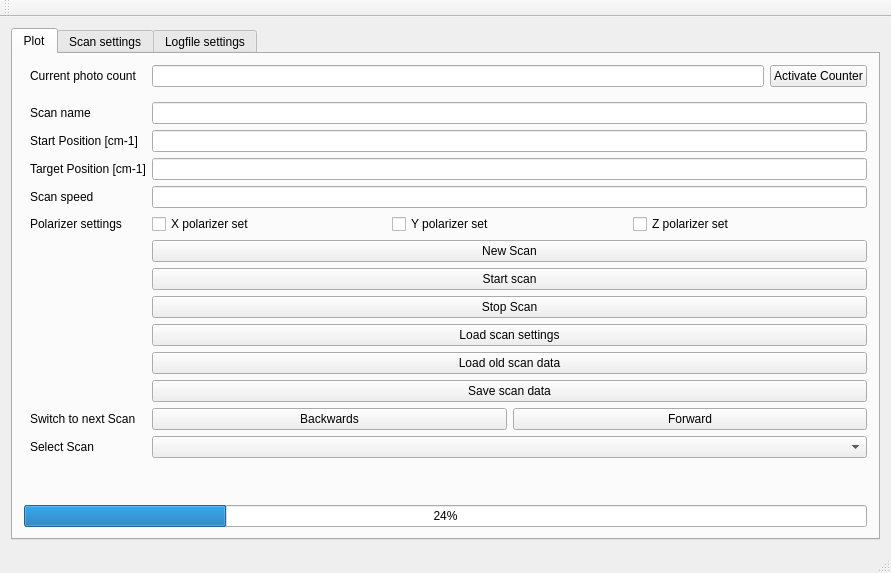
Before: the Qt Designer form mainwindow.ui in anates/Spectro, drawn with Qt 5.
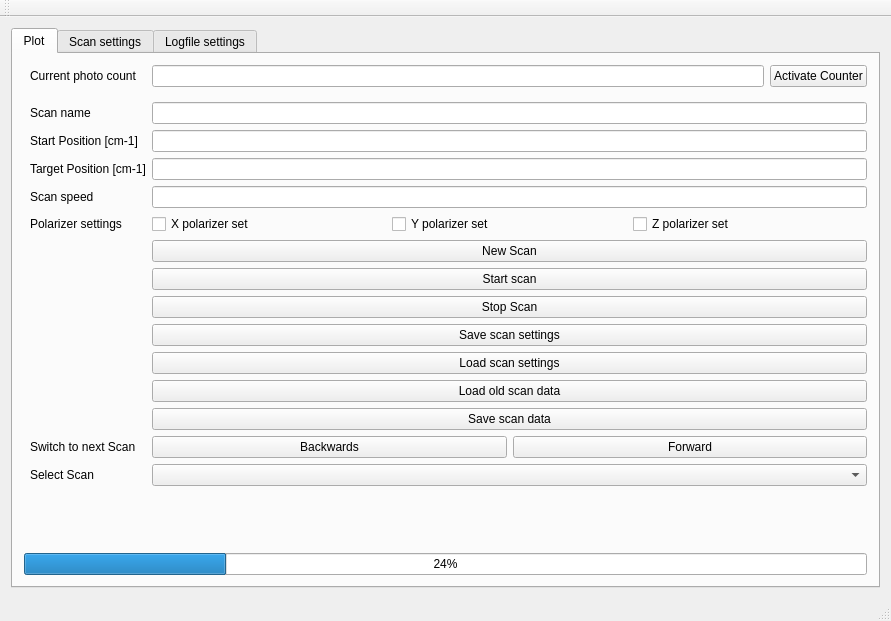
After: the same form once the commit is applied. Custom widgets are drawn as their Qt base class.

What changed in the file:
```diff
--- a/mainwindow.ui
+++ b/mainwindow.ui
@@ -7,7 +7,7 @@
     <x>0</x>
     <y>0</y>
     <width>891</width>
-    <height>573</height>
+    <height>621</height>
    </rect>
   </property>
   <property name="windowTitle">
@@ -104,21 +104,21 @@
               </property>
              </widget>
             </item>
-            <item row="10" column="1">
+            <item row="11" column="1">
              <widget class="QPushButton" name="loadSettingsButton">
               <property name="text">
                <string>Load scan settings</string>
               </property>
              </widget>
             </item>
-            <item row="11" column="1">
+            <item row="12" column="1">
              <widget class="QPushButton" name="loadGenericButton">
               <property name="text">
                <string>Load old scan data</string>
               </property>
              </widget>
             </item>
-            <item row="13" column="1">
+            <item row="14" column="1">
              <layout class="QHBoxLayout" name="horizontalLayout">
               <item>
                <widget class="QPushButton" name="LastScan">
@@ -136,17 +136,17 @@
               </item>
              </layout>
             </item>
-            <item row="13" column="0">
+            <item row="14" column="0">
              <widget class="QLabel" name="ChooseScanLabel">
               <property name="text">
                <string>Switch to next Scan</string>
               </property>
              </widget>
             </item>
-            <item row="14" column="1">
+            <item row="15" column="1">
              <widget class="QComboBox" name="selectScanBox"/>
             </item>
-            <item row="14" column="0">
+            <item row="15" column="0">
              <widget class="QLabel" name="selectScanLabel">
               <property name="text">
                <string>Select Scan</string>
@@ -163,7 +163,7 @@
               </property>
              </widget>
             </item>
-            <item row="12" column="1">
+            <item row="13" column="1">
              <widget class="QPushButton" name="saveScan">
               <property name="text">
                <string>Save scan data</string>
@@ -212,6 +212,13 @@
               </property>
              </widget>
             </item>
+            <item row="10" column="1">
+             <widget class="QPushButton" name="saveSettingsButton">
+              <property name="text">
+               <string>Save scan settings</string>
+              </property>
+             </widget>
+            </item>
            </layout>
           </item>
          </layout>
```
